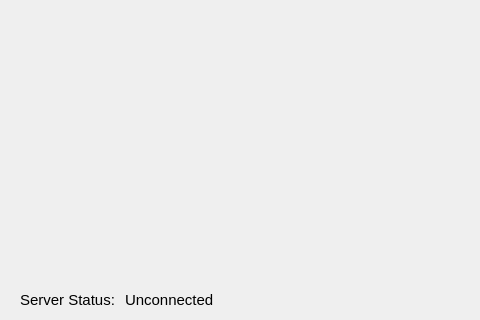
This is ui/mainview.ui in josalggui/MaRGE as Qt 5 draws it before an edit; both pictures show x 0 to 480 and y 480 to 800 of the 1126 by 800 pixel window. The edited form follows.
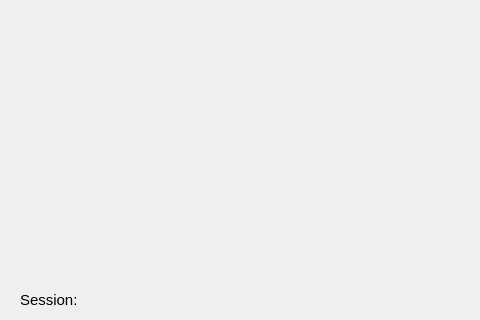
This is the edited form. Icons and pictures are not drawn.

Patch:
```diff
--- a/ui/mainview.ui
+++ b/ui/mainview.ui
@@ -300,14 +300,14 @@
           </sizepolicy>
          </property>
          <property name="text">
-          <string>Server Status:</string>
+          <string>Session:</string>
          </property>
         </widget>
        </item>
        <item>
         <widget class="QLabel" name="status_connection">
          <property name="text">
-          <string>Unconnected</string>
+          <string/>
          </property>
         </widget>
        </item>
```
Left out of the diff: 17 changed lines with no effect on the pictures.
